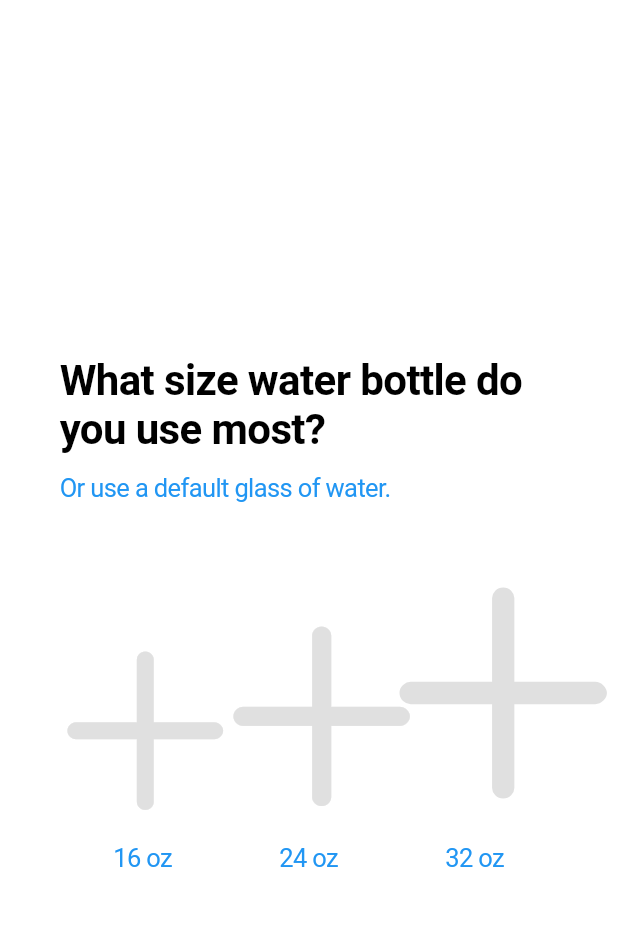
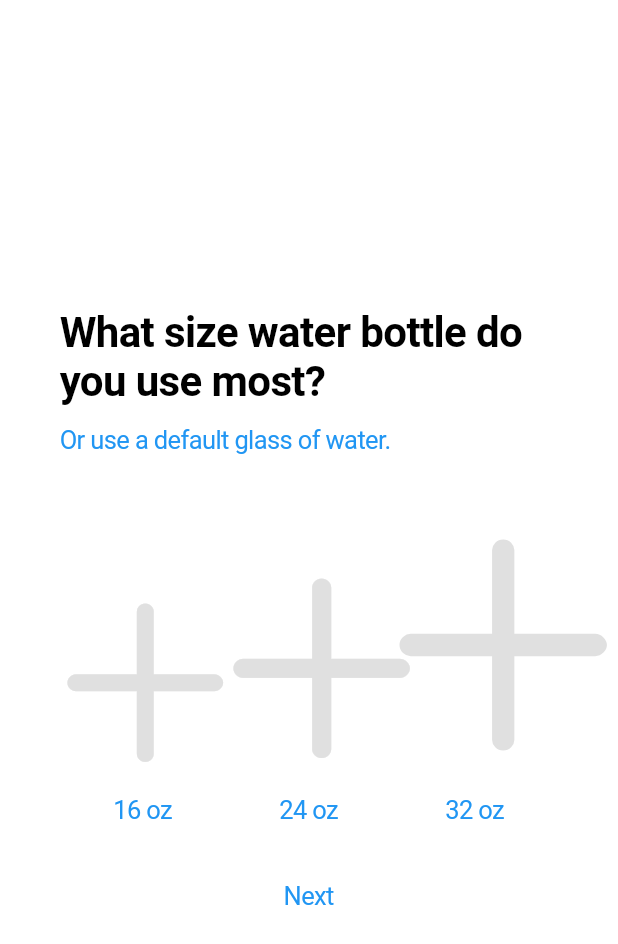
Before and after one commit to philalem/hydration_tracker, a Flutter app: the screen it shows after launch, on a phone screen of 412 x 824 dp. Shown: the top 944 px of the screen. Run offline on Flutter 3.47's test engine with Material 2 defaults, Android fonts, the phone set to English and light mode, and no system bars; our stand-ins replace simple_animations.

Commit message:
added an animated indexed stack

```diff
--- /dev/null
+++ b/lib/animatedIndexedStack.dart
@@ -0,0 +1,77 @@
+import 'package:flutter/material.dart';
+
+class AnimatedIndexedStack extends StatefulWidget {
+  final int index;
+  final List<Widget> children;
+
+  const AnimatedIndexedStack({
+    Key key,
+    this.index,
+    this.children,
+  }) : super(key: key);
+
+  @override
+  _AnimatedIndexedStackState createState() => _AnimatedIndexedStackState();
+}
+
+class _AnimatedIndexedStackState extends State<AnimatedIndexedStack>
+    with SingleTickerProviderStateMixin {
+  AnimationController _controller;
+  Animation<double> _animation;
+  int _index;
+
+  @override
+  void initState() {
+    _controller = AnimationController(
+      vsync: this,
+      duration: Duration(milliseconds: 150),
+    );
+    _animation = Tween(begin: 0.0, end: 1.0).animate(
+      CurvedAnimation(
+        parent: _controller,
+        curve: Curves.ease,
+      ),
+    );
+
+    _index = widget.index;
+    _controller.forward();
+    super.initState();
+  }
+
+  @override
+  void didUpdateWidget(AnimatedIndexedStack oldWidget) {
+    super.didUpdateWidget(oldWidget);
+    if (widget.index != _index) {
+      _controller.reverse().then((_) {
+        setState(() => _index = widget.index);
+        _controller.forward();
+      });
+    }
+  }
+
+  @override
+  void dispose() {
+    _controller.dispose();
+    super.dispose();
+  }
+
+  @override
+  Widget build(BuildContext context) {
+    return AnimatedBuilder(
+      animation: _animation,
+      builder: (context, child) {
+        return Opacity(
+          opacity: _controller.value,
+          child: Transform.scale(
+            scale: 1.015 - (_controller.value * 0.015),
+            child: child,
+          ),
+        );
+      },
+      child: IndexedStack(
+        index: _index,
+        children: widget.children,
+      ),
+    );
+  }
+}
--- /dev/null
+++ b/lib/enterBottleName.dart
@@ -0,0 +1,23 @@
+import 'package:flutter/material.dart';
+
+class EnterBottleName extends StatefulWidget {
+  EnterBottleName();
+
+  @override
+  _EnterBottleNameState createState() => _EnterBottleNameState();
+}
+
+class _EnterBottleNameState extends State<EnterBottleName> {
+  @override
+  Widget build(BuildContext context) {
+    return Center(
+      child: Row(
+        children: <Widget>[
+          Text(
+            'Hellooooooo world!',
+          ),
+        ],
+      ),
+    );
+  }
+}
--- a/lib/initialQuestions.dart
+++ b/lib/initialQuestions.dart
@@ -1,5 +1,7 @@
 import 'package:flutter/cupertino.dart';
 import 'package:flutter/material.dart';
+import 'package:hydration_tracker/animatedIndexedStack.dart';
+import 'package:hydration_tracker/enterBottleName.dart';
 
 class InitialQuestions extends StatefulWidget {
   InitialQuestions();
@@ -10,11 +12,26 @@ class InitialQuestions extends StatefulWidget {
 
 class _InitialQuestionsState extends State<InitialQuestions> {
   List<bool> bottleSizeSelected = [false, false, false];
+  int questionViewIndex = 0;
+  Widget questionView;
+
+  @override
+  void initState() {
+    questionView = selectBottleSize();
+    super.initState();
+  }
+
   @override
   Widget build(BuildContext context) {
     return CupertinoPageScaffold(
       child: SafeArea(
-        child: selectBottleSize(),
+        child: AnimatedIndexedStack(
+          index: questionViewIndex,
+          children: <Widget>[
+            selectBottleSize(),
+            EnterBottleName(),
+          ],
+        ),
       ),
     );
   }
@@ -42,6 +59,23 @@ class _InitialQuestionsState extends State<InitialQuestions> {
             height: 10,
           ),
           bottleSizeButtons(),
+          SizedBox(
+            height: 20,
+          ),
+          Row(
+            mainAxisAlignment: MainAxisAlignment.center,
+            children: <Widget>[
+              CupertinoButton(
+                onPressed: () => bottleSizeSelected[0] ||
+                        bottleSizeSelected[1] ||
+                        bottleSizeSelected[2]
+                    ? setState(() => questionViewIndex = 1)
+                    : null,
+                padding: EdgeInsets.all(0),
+                child: Text('Next'),
+              )
+            ],
+          )
         ],
       ),
     );
@@ -63,9 +97,8 @@ class _InitialQuestionsState extends State<InitialQuestions> {
                   Icon(
                     CupertinoIcons.add,
                     size: 150,
-                          color: bottleSizeSelected[0]
-                              ? Colors.blue
-                              : Colors.grey[300],
+                    color:
+                        bottleSizeSelected[0] ? Colors.blue : Colors.grey[300],
                   ),
                   Text('16 oz'),
                 ],
@@ -85,9 +118,8 @@ class _InitialQuestionsState extends State<InitialQuestions> {
                   Icon(
                     CupertinoIcons.add,
                     size: 170,
-                          color: bottleSizeSelected[1]
-                              ? Colors.blue
-                              : Colors.grey[300],
+                    color:
+                        bottleSizeSelected[1] ? Colors.blue : Colors.grey[300],
                   ),
                   Text('24 oz'),
                 ],
@@ -107,9 +139,8 @@ class _InitialQuestionsState extends State<InitialQuestions> {
                   Icon(
                     CupertinoIcons.add,
                     size: 200,
-                          color: bottleSizeSelected[2]
-                              ? Colors.blue
-                              : Colors.grey[300],
+                    color:
+                        bottleSizeSelected[2] ? Colors.blue : Colors.grey[300],
                   ),
                   Text('32 oz'),
                 ],
```
Lines whose indentation alone changed are shown as unchanged.
